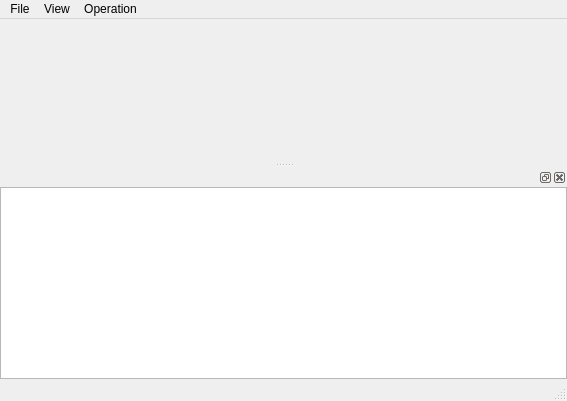
haraki/farman, file mainwindow.ui: the form before one commit.
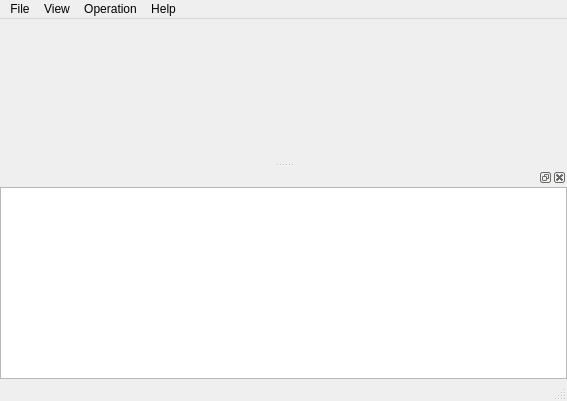
The form after the commit.

```diff
--- a/mainwindow.ui
+++ b/mainwindow.ui
@@ -102,9 +102,18 @@
     <addaction name="separator"/>
     <addaction name="actionQuit"/>
    </widget>
+   <widget class="QMenu" name="menuHelp">
+    <property name="title">
+     <string>Help</string>
+    </property>
+    <addaction name="actionHelp"/>
+    <addaction name="separator"/>
+    <addaction name="actionAbout"/>
+   </widget>
    <addaction name="menuFile"/>
    <addaction name="menuView"/>
    <addaction name="menuOperation"/>
+   <addaction name="menuHelp"/>
   </widget>
   <action name="actionSinglePane">
    <property name="text">
```
Left out of the diff: 13 changed lines with no effect on the pictures.
